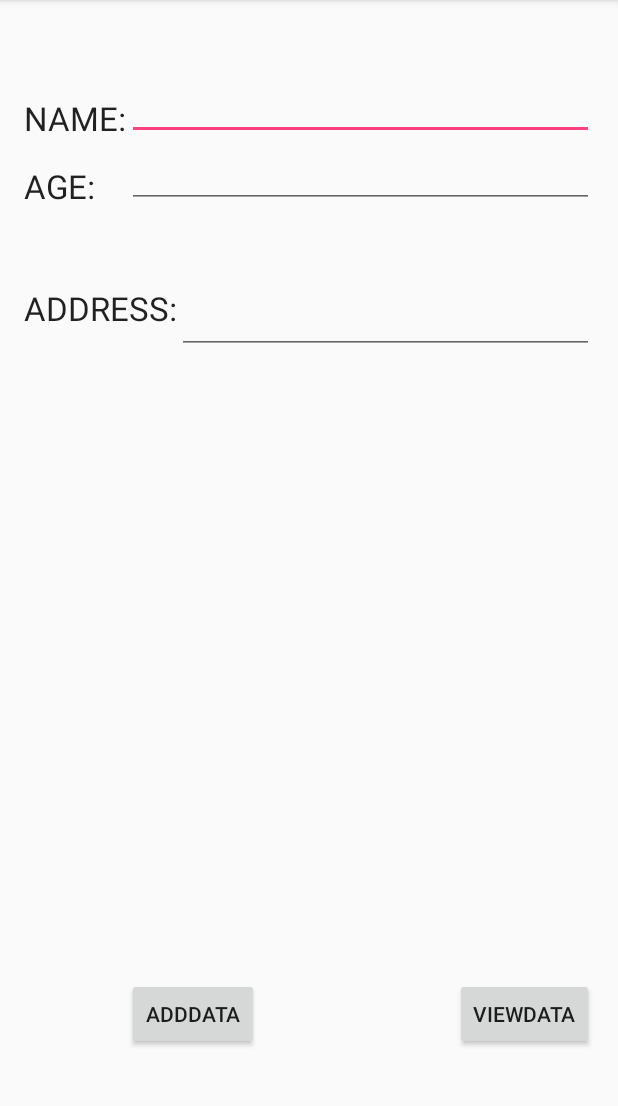
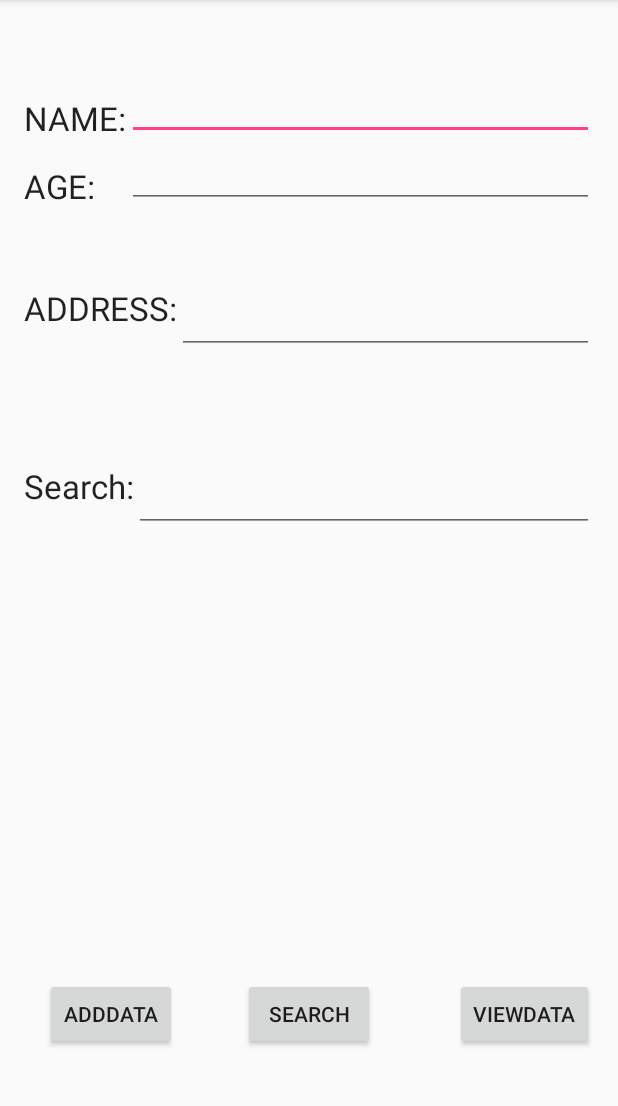
Before and after one commit to dibomu/myContactAppP1_2017, an Android app: the screen it shows after launch (MainActivity), on a phone screen of 412 x 824 dp, the part 84-1190 px from its top. Run offline under Robolectric (Android 15) with nearby library versions, the phone set to English and light mode, and no system bars.

Commit message:
Contact app finished; have to finish search function
fully debugged contactapp, now have to do search

```diff
--- a/MyContactApp2/app/src/main/java/com/example/mukhopadhyayd0116/mycontactapp/DatabaseHelper.java
+++ b/MyContactApp2/app/src/main/java/com/example/mukhopadhyayd0116/mycontactapp/DatabaseHelper.java
@@ -19,7 +19,7 @@ public class DatabaseHelper extends SQLiteOpenHelper {
     public static final String COL_4="ADDRESS";
 
     public DatabaseHelper(Context context) {
-        super(context, DATABASE_NAME, null,3 );
+        super(context, DATABASE_NAME, null, 4);
     }
 
     @Override
--- a/MyContactApp2/app/src/main/java/com/example/mukhopadhyayd0116/mycontactapp/MainActivity.java
+++ b/MyContactApp2/app/src/main/java/com/example/mukhopadhyayd0116/mycontactapp/MainActivity.java
@@ -65,22 +65,40 @@ public class MainActivity extends AppCompatActivity {
         }
         StringBuffer buffer= new StringBuffer();
 
+       while(!(res.isLast())){
         for ( int i =0; i<res.getColumnCount();i++){
+            if (i==0){
+                buffer.append("ID:");
 
+            }
+            if(i==1){
+                buffer.append("Name:");
+
+            }
+            if(i==2){
+                buffer.append("Age:");
+
+            }
+            if(i==3){
+                buffer.append("Address:");
+            }
             buffer.append(res.getString(i));
+            buffer.append("\n");
 
-            res.moveToNext();
             Log.d("MyContact","test"+ res.getCount());
 
         }
-
+        res.moveToNext();
         //setup loop with cursor movetonext method
         // append each col to buffer
         //use the getstring method
         showMessage("Data", buffer.toString());
 
     }
+    }
+    public void searchContact ( View v){
 
+    }
     private void showMessage(String title, String message) {
         AlertDialog.Builder builder= new AlertDialog.Builder(this);
         builder.setCancelable(true);//cancel using back button
--- a/MyContactApp2/app/src/main/res/layout/activity_main.xml
+++ b/MyContactApp2/app/src/main/res/layout/activity_main.xml
@@ -7,7 +7,8 @@
     android:paddingLeft="@dimen/activity_horizontal_margin"
     android:paddingRight="@dimen/activity_horizontal_margin"
     android:paddingTop="@dimen/activity_vertical_margin"
-    tools:context="com.example.mukhopadhyayd0116.mycontactapp.MainActivity">
+    tools:context="com.example.mukhopadhyayd0116.mycontactapp.MainActivity"
+    android:onClick="searchContact">
 
     <TextView
         android:layout_width="wrap_content"
@@ -32,10 +33,10 @@
         android:layout_height="wrap_content"
         android:text="AddData"
         android:id="@+id/button_add"
+        android:layout_marginBottom="52dp"
+        android:onClick="addData"
         android:layout_alignParentBottom="true"
-        android:layout_toEndOf="@+id/textView"
-        android:layout_marginBottom="52dp"
-        android:onClick="addData" />
+        android:layout_toStartOf="@+id/editText_Address" />
 
     <TextView
         android:layout_width="wrap_content"
@@ -81,4 +82,30 @@
         android:layout_alignEnd="@+id/editText_Address"
         android:onClick="viewData" />
 
+    <TextView
+        android:layout_width="wrap_content"
+        android:layout_height="wrap_content"
+        android:textAppearance="?android:attr/textAppearanceLarge"
+        android:text="Search:"
+        android:id="@+id/textView4"
+        android:layout_below="@+id/editText_Address"
+        android:layout_alignParentStart="true"
+        android:layout_marginTop="73dp" />
+
+    <EditText
+        android:layout_width="wrap_content"
+        android:layout_height="wrap_content"
+        android:id="@+id/Search"
+        android:layout_alignTop="@+id/textView4"
+        android:layout_alignEnd="@+id/editText_Address"
+        android:layout_toEndOf="@+id/textView4" />
+
+    <Button
+        android:layout_width="wrap_content"
+        android:layout_height="wrap_content"
+        android:text="Search"
+        android:id="@+id/button"
+        android:layout_alignTop="@+id/Button_View"
+        android:layout_centerHorizontal="true" />
+
 </RelativeLayout>
```
